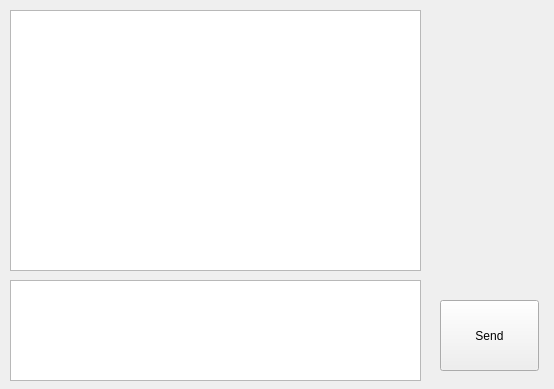
Old version of the form 2_term/9/9-1/9-1Server/myserver.ui in the repository TanVD/SpbSU-Homeworks.
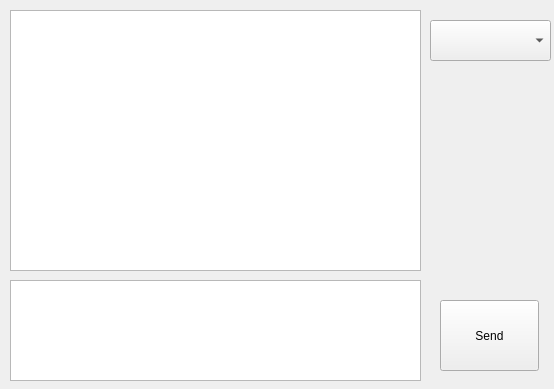
New version of the form.

Commit message: Added combobox with interfaces, moved transmission coder class

Patch:
```diff
--- a/2_term/9/9-1/9-1Server/myserver.ui
+++ b/2_term/9/9-1/9-1Server/myserver.ui
@@ -14,19 +14,6 @@
    <string>MyServer</string>
   </property>
   <widget class="QWidget" name="centralWidget">
-   <widget class="QLabel" name="IpLabel">
-    <property name="geometry">
-     <rect>
-      <x>430</x>
-      <y>20</y>
-      <width>121</width>
-      <height>51</height>
-     </rect>
-    </property>
-    <property name="text">
-     <string/>
-    </property>
-   </widget>
    <widget class="QLabel" name="portLabel">
     <property name="geometry">
      <rect>
@@ -76,6 +63,16 @@
      <string>Send</string>
     </property>
    </widget>
+   <widget class="QComboBox" name="ipComboBox">
+    <property name="geometry">
+     <rect>
+      <x>430</x>
+      <y>20</y>
+      <width>121</width>
+      <height>41</height>
+     </rect>
+    </property>
+   </widget>
   </widget>
  </widget>
  <layoutdefault spacing="6" margin="11"/>
```
The commit also changes 10 other files.
